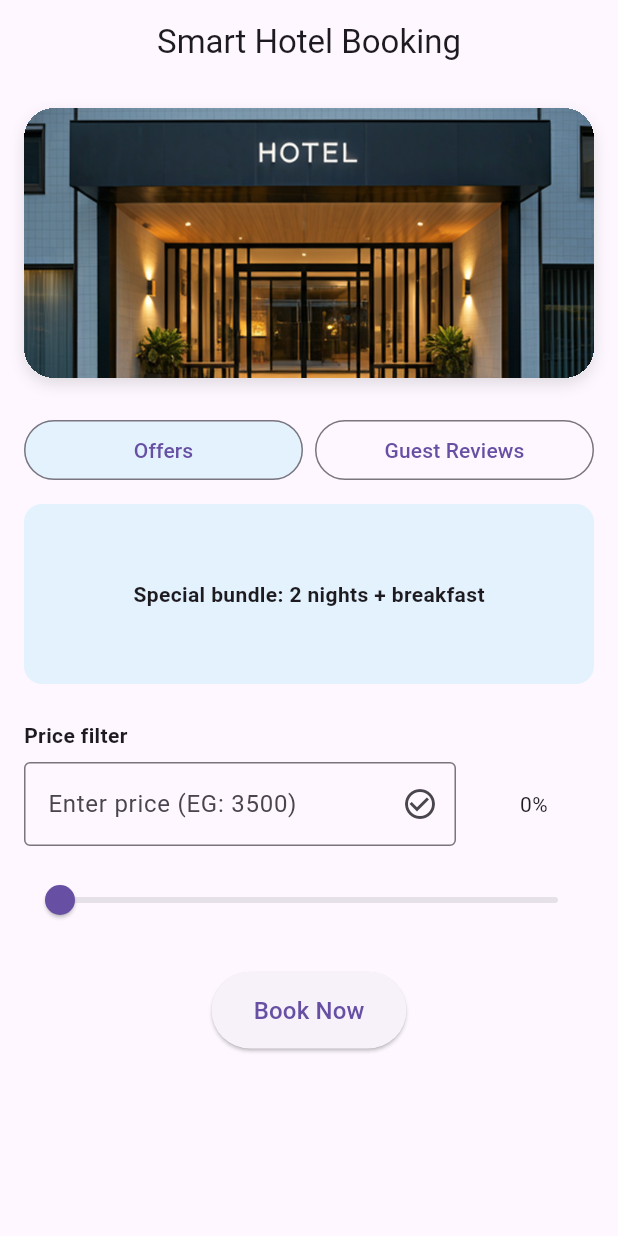
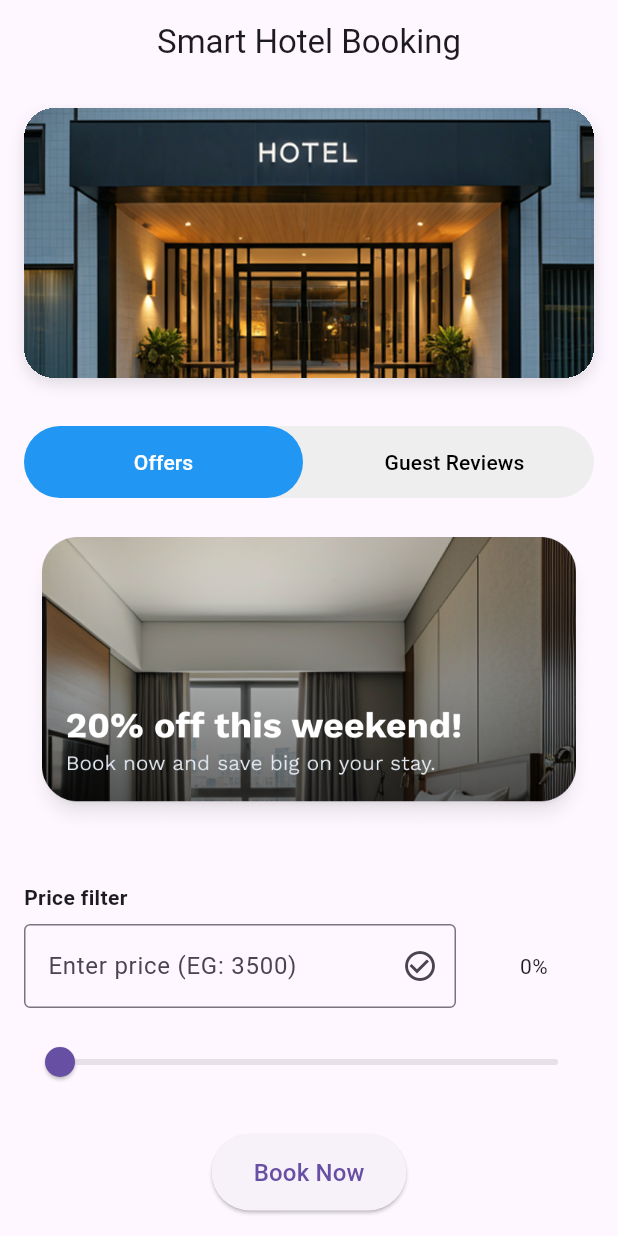
Before and after one commit to HossamAhmed954074/DEPI_Tasks, a Flutter app: the DemoPage screen opened directly, on a phone screen of 412 x 824 dp. Run offline on Flutter 3.47's test engine with Material 3 defaults, Android fonts, the phone set to English and light mode, and no system bars.

Commit message:
Add interactive widgets for hotel booking interface
- Implemented a bounce effect for the "Book Now" button to enhance user interaction.
- Created a hotel card widget with expandable details and smooth animations for better user experience.
- Developed an offers/reviews switcher to toggle between offers and guest reviews with animated transitions.
- Added a price slider widget allowing users to filter prices dynamically with input validation and animation.

```diff
--- a/lib/DEPI/depi_animation.dart
+++ b/lib/DEPI/depi_animation.dart
@@ -1,24 +1,10 @@
 import 'package:flutter/material.dart';
 
-import '../animation_conttroller/widget/bounce_button.dart';
-import '../animation_conttroller/widget/hotel_card.dart';
-import '../animation_conttroller/widget/offers_reviews.dart';
-import '../animation_conttroller/widget/price_slider.dart';
+import 'widget/bounce_button.dart';
+import 'widget/hotel_card.dart';
+import 'widget/offers_reviews.dart';
+import 'widget/price_slider.dart';
 
-void main() => runApp(const MyApp());
-
-class MyApp extends StatelessWidget {
-  const MyApp({super.key});
-  @override
-  Widget build(BuildContext context) {
-    return MaterialApp(
-      debugShowCheckedModeBanner: false,
-      title: 'Animation DEPI Task Demo',
-      theme: ThemeData(useMaterial3: true, primarySwatch: Colors.blue),
-      home: const DemoPage(),
-    );
-  }
-}
 
 class DemoPage extends StatelessWidget {
   const DemoPage({super.key});
@@ -31,9 +17,9 @@ class DemoPage extends StatelessWidget {
         child: Column(
           children: [
             HotelCard(),
-            const SizedBox(height: 24),
+            const SizedBox(height: 32),
             OffersReviewsSwitcher(),
-            const SizedBox(height: 24),
+            const SizedBox(height: 32),
             const PriceSliderWidget(),
             const SizedBox(height: 24),
             const BookNowBounceButton(),
--- /dev/null
+++ b/lib/DEPI/widget/offers_reviews.dart
@@ -0,0 +1,165 @@
+/* -------------- Offers / Guest Reviews Switcher -------------- */
+import 'package:flutter/material.dart';
+
+class OffersReviewsSwitcher extends StatefulWidget {
+  const OffersReviewsSwitcher({super.key});
+  @override
+  State<OffersReviewsSwitcher> createState() => _OffersReviewsSwitcherState();
+}
+
+class _OffersReviewsSwitcherState extends State<OffersReviewsSwitcher> {
+  int _selected = 0; // 0 = Offers, 1 = Reviews
+
+  @override
+  Widget build(BuildContext context) {
+    return Column(
+      children: [
+        Container(
+          decoration: BoxDecoration(
+            color: Colors.grey.shade200,
+            borderRadius: BorderRadius.circular(32),
+          ),
+          child: Row(
+            children: [
+              Expanded(
+                child: InkWell(
+                  onTap: () => setState(() => _selected = 0),
+                  child: Container(
+                    decoration: BoxDecoration(
+                      color: _selected == 0 ? Colors.blue : Colors.transparent,
+                      borderRadius: BorderRadius.circular(32),
+                    ),
+                    child: TextButton(
+                      onPressed: () => setState(() => _selected = 0),
+                      child: Text(
+                        'Offers',
+                        style: TextStyle(
+                          color: _selected == 0 ? Colors.white : Colors.black,
+                        ),
+                      ),
+                    ),
+                  ),
+                ),
+              ),
+              const SizedBox(width: 8),
+              Expanded(
+                child: InkWell(
+                  onTap: () => setState(() => _selected = 1),
+                  child: Container(
+                    decoration: BoxDecoration(
+                      color: _selected == 1 ? Colors.blue : Colors.transparent,
+                      borderRadius: BorderRadius.circular(32),
+                    ),
+                    child: TextButton(
+                      onPressed: () => setState(() => _selected = 1),
+                      child: Text(
+                        'Guest Reviews',
+                        style: TextStyle(
+                          color: _selected == 1 ? Colors.white : Colors.black,
+                        ),
+                      ),
+                    ),
+                  ),
+                ),
+              ),
+            ],
+          ),
+        ),
+        const SizedBox(height: 24),
+        // AnimatedSwitcher handles fade-out/fade-in smoothly
+        AnimatedSwitcher(
+          duration: const Duration(milliseconds: 320),
+          transitionBuilder: (child, animation) {
+            // combine fade + slight slide
+            final offsetAnim = Tween<Offset>(
+              begin: const Offset(0, 0.03),
+              end: Offset.zero,
+            ).animate(animation);
+            return FadeTransition(
+              opacity: animation,
+              child: SlideTransition(position: offsetAnim, child: child),
+            );
+          },
+          child: _selected == 0
+              ? Container(
+                  key: const ValueKey('offers'),
+
+                  child: Image.asset(
+                    'assets/images/Background+Shadow.png',
+                    fit: BoxFit.fill,
+                    width: double.infinity,
+                    height: 200,
+                  ),
+                )
+              : Container(
+                  key: const ValueKey('reviews'),
+                  width: double.infinity,
+                  height: 160,
+                  alignment: Alignment.topLeft,
+                  padding: const EdgeInsets.all(12),
+                  decoration: BoxDecoration(
+                    color: Colors.grey.shade50,
+                    borderRadius: BorderRadius.circular(12),
+                  ),
+                  child: Column(
+                    crossAxisAlignment: CrossAxisAlignment.start,
+                    children: const [
+                      Row(
+                        children: [
+                          Text(
+                            'John Doe',
+                            style: TextStyle(
+                              fontWeight: FontWeight.bold,
+                              fontSize: 16,
+                              fontFamily: 'Work Sans',
+                            ),
+                          ),
+                          Spacer(),
+                          Text(
+                            '★★★★☆',
+                            style: TextStyle(
+                              fontSize: 16,
+                              color: Colors.orange,
+                            ),
+                          ),
+                        ],
+                      ),
+                      SizedBox(height: 8),
+                      Text(
+                        'Amazing stay, highly recommend the spa!',
+                        style: TextStyle(fontSize: 14, fontFamily: 'Work Sans'),
+                      ),
+                      SizedBox(height: 16),
+                       Row(
+                        children: [
+                          Text(
+                            'Sarah K.',
+                            style: TextStyle(
+                              fontWeight: FontWeight.bold,
+                              fontSize: 16,
+                              fontFamily: 'Work Sans',
+                            ),
+                          ),
+                          Spacer(),
+                          Text(
+                            '★★★★☆',
+                            style: TextStyle(
+                              fontSize: 16,
+                              color: Colors.orange,
+                            ),
+                          ),
+                        ],
+                      ),
+                      SizedBox(height: 8),
+                      Text(
+                        'Great service, room was very clean.',
+                        style: TextStyle(fontSize: 14, fontFamily: 'Work Sans'),
+                      ),
+                    ],
+                  ),
+                ),
+        ),
+      ],
+    );
+  }
+}
--- a/lib/animation_conttroller/widget/offers_reviews.dart
+++ /dev/null
@@ -1,83 +0,0 @@
-/* -------------- Offers / Guest Reviews Switcher -------------- */
-import 'package:flutter/material.dart';
-
-class OffersReviewsSwitcher extends StatefulWidget {
-  const OffersReviewsSwitcher({super.key});
-  @override
-  State<OffersReviewsSwitcher> createState() => _OffersReviewsSwitcherState();
-}
-
-class _OffersReviewsSwitcherState extends State<OffersReviewsSwitcher> {
-  int _selected = 0; // 0 = Offers, 1 = Reviews
-
-  @override
-  Widget build(BuildContext context) {
-    return Column(
-      children: [
-        Row(
-          children: [
-            Expanded(
-              child: OutlinedButton(
-                onPressed: () => setState(() => _selected = 0),
-                style: OutlinedButton.styleFrom(
-                    backgroundColor: _selected == 0 ? Colors.blue.shade50 : null),
-                child: const Text('Offers'),
-              ),
-            ),
-            const SizedBox(width: 8),
-            Expanded(
-              child: OutlinedButton(
-                onPressed: () => setState(() => _selected = 1),
-                style: OutlinedButton.styleFrom(
-                    backgroundColor: _selected == 1 ? Colors.blue.shade50 : null),
-                child: const Text('Guest Reviews'),
-              ),
-            ),
-          ],
-        ),
-        const SizedBox(height: 12),
-        // AnimatedSwitcher handles fade-out/fade-in smoothly
-        AnimatedSwitcher(
-          duration: const Duration(milliseconds: 320),
-          transitionBuilder: (child, animation) {
-            // combine fade + slight slide
-            final offsetAnim = Tween<Offset>(begin: const Offset(0, 0.03), end: Offset.zero)
-                .animate(animation);
-            return FadeTransition(
-              opacity: animation,
-              child: SlideTransition(position: offsetAnim, child: child),
-            );
-          },
-          child: _selected == 0
-              ? Container(
-            key: const ValueKey('offers'),
-            width: double.infinity,
-            height: 120,
-            alignment: Alignment.center,
-            decoration: BoxDecoration(
-              color: Colors.blue.shade50,
-              borderRadius: BorderRadius.circular(12),
-            ),
-            child: const Text('Special bundle: 2 nights + breakfast',
-                style: TextStyle(fontWeight: FontWeight.bold)),
-          )
-              : Container(
-            key: const ValueKey('reviews'),
-            width: double.infinity,
-            height: 120,
-            alignment: Alignment.topLeft,
-            padding: const EdgeInsets.all(12),
-            decoration: BoxDecoration(
-              color: Colors.grey.shade50,
-              borderRadius: BorderRadius.circular(12),
-            ),
-            child: const Text(
-              '“Very clean room, staff were friendly and responsive.” — Ahmed',
-              style: TextStyle(color: Colors.black87),
-            ),
-          ),
-        ),
-      ],
-    );
-  }
-}
```
Also changed, not shown: lib/animation_conttroller/animation_controller.dart (deleted, +0 -94 lines), lib/main.dart (+3 -71 lines), lib/tween/tween_animation.dart (deleted, +0 -71 lines), lib/tween/tween_animation2.dart (deleted, +0 -67 lines), assets/images/Background+Shadow.png (added), lib/DEPI/widget/bounce_button.dart (renamed from lib/animation_conttroller/widget/bounce_button.dart), lib/DEPI/widget/hotel_card.dart (renamed from lib/animation_conttroller/widget/hotel_card.dart), lib/DEPI/widget/price_slider.dart (renamed from lib/animation_conttroller/widget/price_slider.dart).
